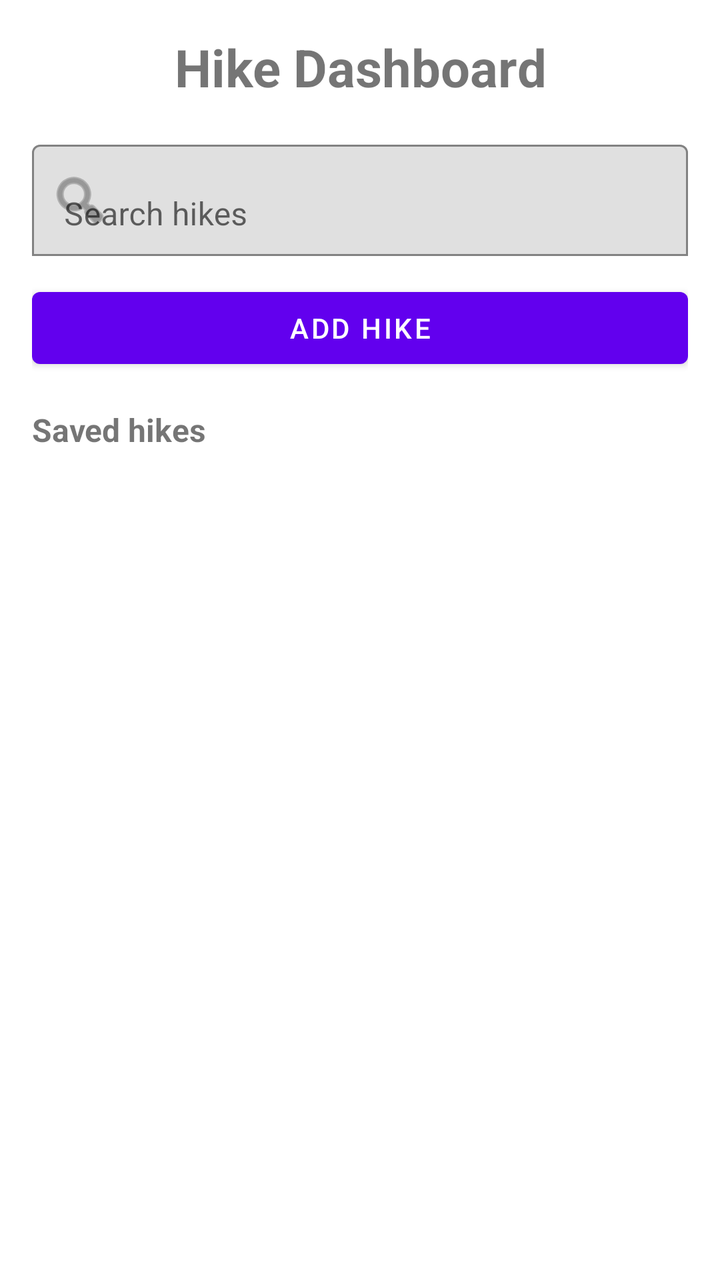
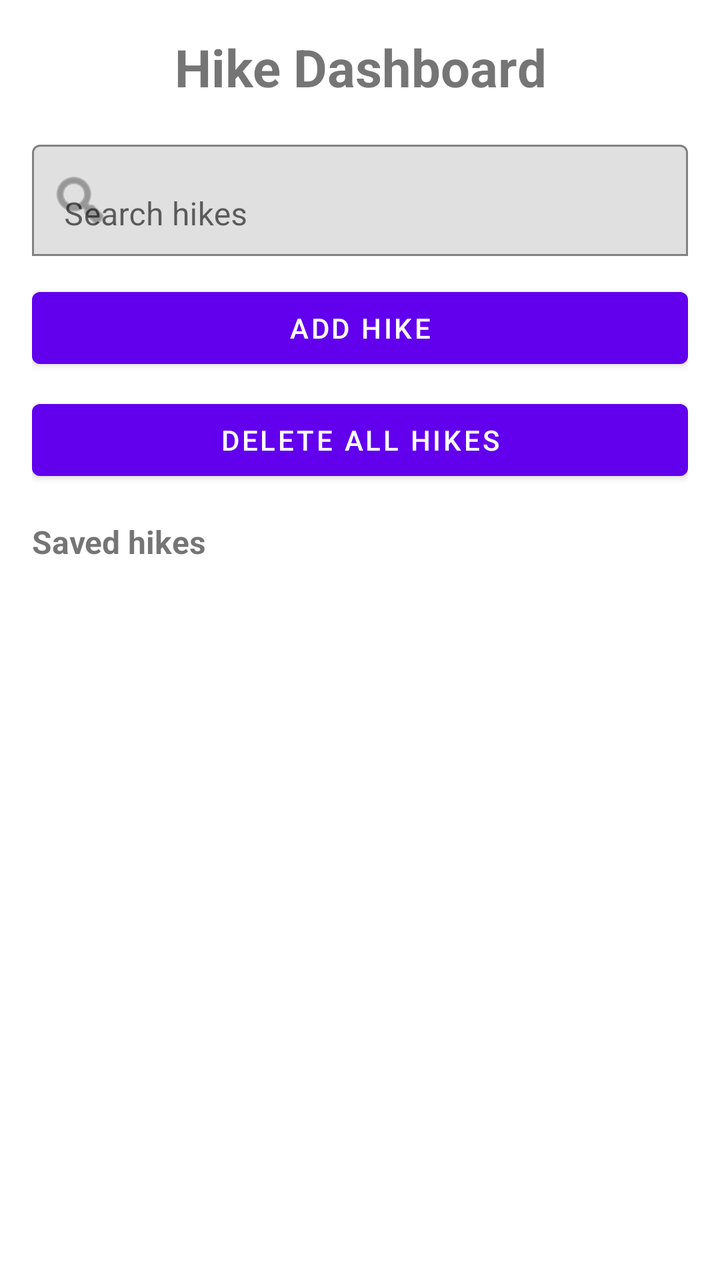

Two renders of the same Android screen: before a commit and after it. Below are the layout's source before the change and the commit's diff.
<!-- AndroidManifest.xml: application theme Theme.HikerManagement -->
<!-- res/layout/activity_dashboard.xml -->
<?xml version="1.0" encoding="utf-8"?>
<LinearLayout xmlns:android="http://schemas.android.com/apk/res/android"
    xmlns:app="http://schemas.android.com/apk/res-auto"
    android:layout_width="match_parent"
    android:layout_height="match_parent"
    android:orientation="vertical"
    android:padding="16dp">

    <TextView
        android:layout_width="match_parent"
        android:layout_height="wrap_content"
        android:text="Hike Dashboard"
        android:textAlignment="center"
        android:textSize="26sp"
        android:textStyle="bold"
        android:layout_marginBottom="16dp" />

    <com.google.android.material.textfield.TextInputLayout
        android:id="@+id/tilSearch"
        android:layout_width="match_parent"
        android:layout_height="wrap_content"
        android:hint="Search hikes"
        app:boxBackgroundMode="outline"
        app:startIconDrawable="@android:drawable/ic_menu_search">

        <com.google.android.material.textfield.TextInputEditText
            android:id="@+id/edtSearch"
            android:layout_width="match_parent"
            android:layout_height="wrap_content"
            android:imeOptions="actionSearch"
            android:inputType="text" />

    </com.google.android.material.textfield.TextInputLayout>

    <Button
        android:id="@+id/btnAddHike"
        android:layout_width="match_parent"
        android:layout_height="wrap_content"
        android:layout_marginTop="12dp"
        android:text="ADD HIKE" />

    <TextView
        android:id="@+id/txtResultCount"
        android:layout_width="match_parent"
        android:layout_height="wrap_content"
        android:layout_marginTop="16dp"
        android:layout_marginBottom="8dp"
        android:text="Saved hikes"
        android:textSize="16sp"
        android:textStyle="bold" />

    <androidx.recyclerview.widget.RecyclerView
        android:id="@+id/recyclerViewHikes"
        android:layout_width="match_parent"
        android:layout_height="0dp"
        android:layout_weight="1"
        android:clipToPadding="false"
        android:paddingTop="8dp"
        android:paddingBottom="16dp" />

    <TextView
        android:id="@+id/txtEmpty"
        android:layout_width="match_parent"
        android:layout_height="wrap_content"
        android:gravity="center"
        android:padding="24dp"
        android:text="No hikes found"
        android:textSize="18sp"
        android:visibility="gone" />

</LinearLayout>
<!-- resources referenced by this layout -->
<resources>
  <style name="Theme.HikerManagement" parent="Theme.MaterialComponents.DayNight.NoActionBar">
          
          <item name="colorPrimary">@color/purple_500</item>
          <item name="colorPrimaryVariant">@color/purple_700</item>
          <item name="colorOnPrimary">@color/white</item>
          
          <item name="colorSecondary">@color/teal_200</item>
          <item name="colorSecondaryVariant">@color/teal_700</item>
          <item name="colorOnSecondary">@color/black</item>
          
          <item name="android:statusBarColor">?attr/colorPrimaryVariant</item>
          
      </style>
  <color name="purple_500">#FF6200EE</color>
  <color name="purple_700">#FF3700B3</color>
  <color name="white">#FFFFFFFF</color>
  <color name="teal_200">#FF03DAC5</color>
  <color name="teal_700">#FF018786</color>
  <color name="black">#FF000000</color>
</resources>

<!-- the commit's change to res/layout/activity_dashboard.xml (unified diff, before → after) -->
@@ -39,6 +39,13 @@
         android:layout_marginTop="12dp"
         android:text="ADD HIKE" />
 
+    <Button
+        android:id="@+id/btnDeleteAllHikes"
+        android:layout_width="match_parent"
+        android:layout_height="wrap_content"
+        android:layout_marginTop="8dp"
+        android:text="DELETE ALL HIKES" />
+
     <TextView
         android:id="@+id/txtResultCount"
         android:layout_width="match_parent"
<!-- resource entries referenced after the edit -->
@@ -1,6 +1,6 @@
 <!-- resources referenced by this layout -->
 <resources>
-  <style name="Theme.HikerManagement" parent="Theme.MaterialComponents.DayNight.NoActionBar">
+  <style name="Theme.HikerManagement" parent="Theme.MaterialComponents.DayNight">
           
           <item name="colorPrimary">@color/purple_500</item>
           <item name="colorPrimaryVariant">@color/purple_700</item>
